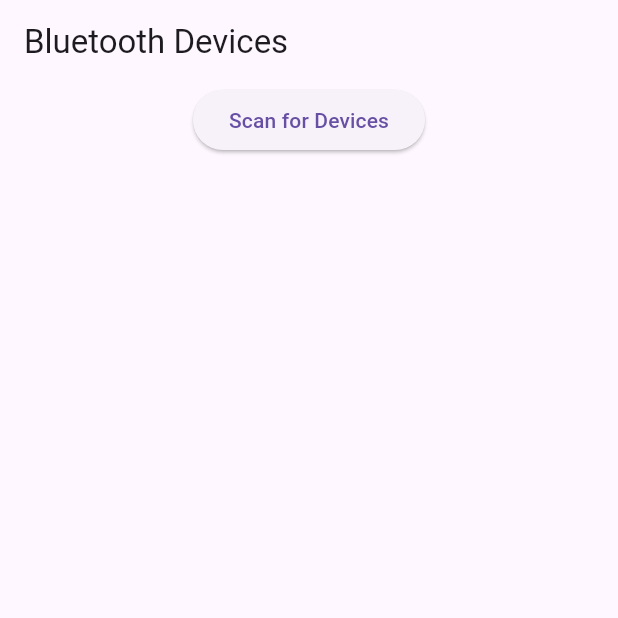
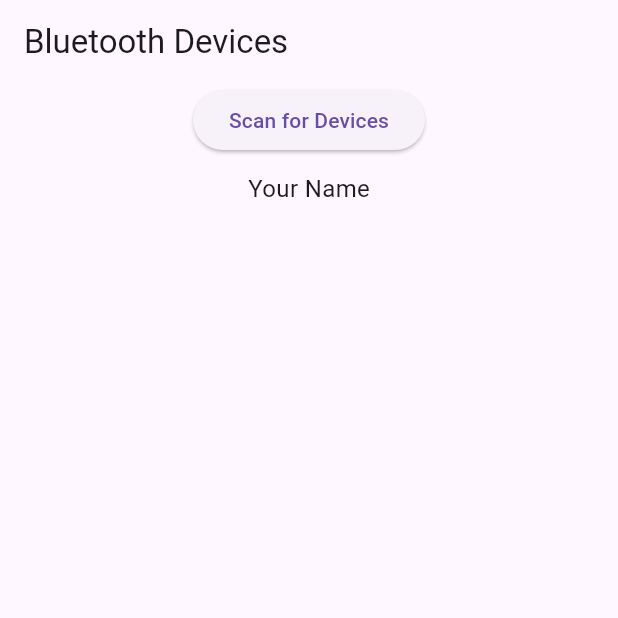
Before and after one commit to rezaHarsono/uas_bluetooth_mobile, a Flutter app: the screen it shows after launch, after a tap on "Scan for Devices", on a phone screen of 412 x 824 dp, the top half of it. Run offline on Flutter 3.47's test engine with Material 3 defaults, Android fonts, the phone set to English and light mode, and no system bars; our stand-ins replace flutter_blue, permission_handler.

Commit message:
Final Commit

```diff
--- a/lib/main.dart
+++ b/lib/main.dart
@@ -1,5 +1,6 @@
 import 'package:flutter/material.dart';
 import 'package:flutter_blue/flutter_blue.dart';
+import 'package:permission_handler/permission_handler.dart';
 
 void main() {
   runApp(MyApp());
@@ -23,19 +24,53 @@ class BluetoothScreen extends StatefulWidget {
 class _BluetoothScreenState extends State<BluetoothScreen> {
   FlutterBlue flutterBlue = FlutterBlue.instance;
   List<BluetoothDevice> devices = [];
+  bool isScanning = false;
 
   @override
   void initState() {
     super.initState();
-    _startScan();
+    _requestPermissions();
+  }
+
+  void _requestPermissions() async {
+    Map<Permission, PermissionStatus> statuses = await [
+      Permission.bluetooth,
+      Permission.bluetoothScan,
+      Permission.bluetoothConnect,
+      Permission.bluetoothAdvertise,
+    ].request();
+
+    bool allGranted = statuses.values.every((status) => status.isGranted);
+
+    if (allGranted) {
+      _startScan();
+    } else {
+      // Handle permissions not granted
+    }
   }
 
   void _startScan() {
-    flutterBlue.startScan(timeout: Duration(seconds:200));
+    setState(() {
+      isScanning = true;
+    });
+
+    flutterBlue.startScan(timeout: Duration(seconds: 10)).then((_) {
+      setState(() {
+        isScanning = false;
+      });
+    });
+
     flutterBlue.scanResults.listen((results) {
       setState(() {
         devices = results.map((r) => r.device).toList();
       });
+    });
+  }
+
+  void _stopScan() {
+    flutterBlue.stopScan();
+    setState(() {
+      isScanning = false;
     });
   }
 
@@ -45,12 +80,22 @@ class _BluetoothScreenState extends State<BluetoothScreen> {
       appBar: AppBar(
         title: Text('Bluetooth Devices'),
       ),
-      body:
-      Column(
+      body: Column(
         children: [
-          ElevatedButton(
-            onPressed: _startScan,
-            child: Text('Scan for Devices'),
+          Row(
+            mainAxisAlignment: MainAxisAlignment.center,
+            children: [
+              ElevatedButton(
+                onPressed: isScanning ? _stopScan : _startScan,
+                child: Text(isScanning ? 'Stop Scan' : 'Scan for Devices'),
+              ),
+              if (isScanning) CircularProgressIndicator(),
+            ],
+          ),
+          SizedBox(height: 10),
+          Text(
+            'Your Name',
+            style: TextStyle(fontSize: 16),
           ),
           Expanded(
             child: ListView.builder(
--- a/pubspec.yaml
+++ b/pubspec.yaml
@@ -31,6 +31,7 @@ dependencies:
   flutter:
     sdk: flutter
   flutter_blue: ^0.8.0
+  permission_handler: ^10.0.0
 
   # The following adds the Cupertino Icons font to your application.
   # Use with the CupertinoIcons class for iOS style icons.
```
Also changed, not shown: pubspec.lock, 3 other files.
